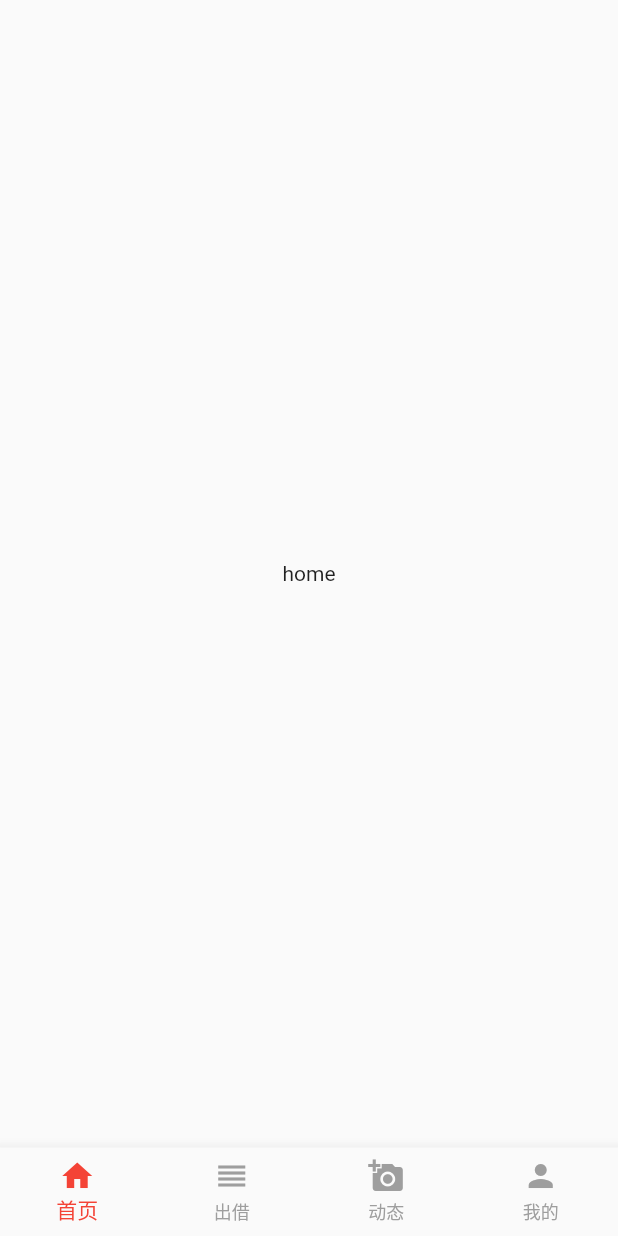
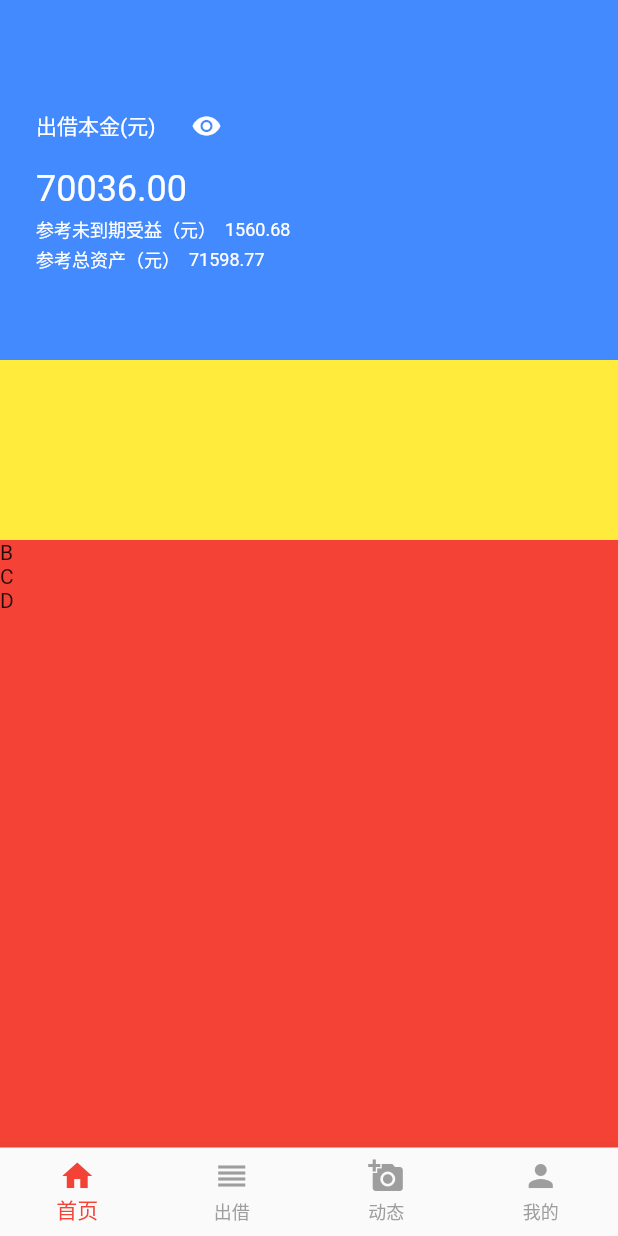
Before and after one commit to mingfeng002/flutterdemo, a Flutter app: the screen it shows after launch, on a phone screen of 412 x 824 dp. Run offline on Flutter 3.47's test engine with Material 2 defaults, Android fonts, the phone set to English and light mode, and no system bars.

Commit message:
添加top显示功能

```diff
--- a/lib/home/home.dart
+++ b/lib/home/home.dart
@@ -1,23 +1,135 @@
 import 'package:flutter/material.dart';
 
-class HomePage extends StatefulWidget{
-  //String msg;
-  //HomePage(this.msg);
+class HomePage extends StatefulWidget {
   @override
   State<StatefulWidget> createState() {
-
     return new HomePageLayout();
   }
-
 }
 
-class HomePageLayout extends State<HomePage>{
- // String msg;
- // HomePageLayout(this.msg);
+class HomePageLayout extends State<HomePage> {
+  bool _isHide = false;
+
   @override
   Widget build(BuildContext context) {
+    return new CustomScrollView(
+      shrinkWrap: true,
+      // 内容
+      slivers: <Widget>[
+        new SliverPadding(
+          padding: const EdgeInsets.all(0),
+          sliver: new SliverList(
+            delegate: new SliverChildListDelegate(
+              <Widget>[
+                new _topLayout(_isHide, "70036.00", "1560.68", "71598.77", () {
+                  setState(() {
+                    _isHide = !_isHide;
+                  });
+                }),
+                const Text('B'),
+                const Text('C'),
+                const Text('D'),
+              ],
+            ),
+          ),
+        ),
+      ],
+    );
+  }
+}
 
-    return new Text("home");
+class _topLayout extends StatelessWidget {
+  String _lendNum;
+  String _expectNum;
+  String _totalNum;
+  VoidCallback _callback;
+  bool isHide;
+
+  _topLayout(this.isHide, this._lendNum, this._expectNum, this._totalNum,
+      this._callback);
+
+  String _hideString(String str) {
+    return isHide ? ("*" * str.length) : str;
   }
 
+  @override
+  Widget build(BuildContext context) {
+    return new Container(
+      height: 360,
+      color: Colors.yellow,
+      child: Stack(children: <Widget>[
+        new Align(
+          alignment: Alignment.topLeft,
+          child: new Container(
+            padding: EdgeInsets.fromLTRB(24, 60, 0, 0),
+            height: 240,
+            color: Colors.blueAccent,
+            child: Column(
+              crossAxisAlignment: CrossAxisAlignment.start,
+              children: <Widget>[
+                new Row(
+                  children: <Widget>[
+                    new Text("出借本金(元)", style: TextStyle(color: Colors.white)),
+                    SizedBox(
+                      width: 10,
+                    ),
+                    IconButton(
+                      icon: Icon(Icons.remove_red_eye,
+                          size: 20, color: Colors.white),
+                      onPressed: _callback,
+                    ),
+                  ],
+                ),
+                SizedBox(
+                  height: 4,
+                ),
+                new Text(_hideString(_lendNum),
+                    textAlign: TextAlign.left,
+                    style: TextStyle(color: Colors.white, fontSize: 24)),
+                SizedBox(
+                  height: 4,
+                ),
+                new Row(
+                  children: <Widget>[
+                    new Text("参考未到期受益（元）",
+                        style: TextStyle(color: Colors.white, fontSize: 12)),
+                    SizedBox(
+                      width: 6,
+                    ),
+                    new Text(_hideString(_expectNum),
+                        textAlign: TextAlign.left,
+                        style: TextStyle(color: Colors.white, fontSize: 12)),
+                  ],
+                ),
+                SizedBox(
+                  height: 2,
+                ),
+                new Row(
+                  children: <Widget>[
+                    new Text("参考总资产（元）",
+                        style: TextStyle(color: Colors.white, fontSize: 12)),
+                    SizedBox(
+                      width: 6,
+                    ),
+                    new Text(_hideString(_totalNum),
+                        textAlign: TextAlign.left,
+                        style: TextStyle(color: Colors.white, fontSize: 12)),
+                  ],
+                ),
+              ],
+            ),
+          ),
+        ),
+        new Align(
+          alignment: Alignment.bottomLeft,
+          child: new Container(
+            margin: EdgeInsets.fromLTRB(0, 0, 0, 30),
+            height: 150,
+            // color: Colors.pink,
+          ),
+        )
+      ]),
+      // child:
+    );
+  }
 }
--- a/lib/main.dart
+++ b/lib/main.dart
@@ -62,9 +62,9 @@ class TabPage3 extends State<TabPage3Layout>{
       });
     }
     return new Scaffold(
-
+     backgroundColor: Colors.red,
      body: new Container(
-       alignment: Alignment.center,
+       alignment: Alignment.topLeft,
        child: pages[_currentIndex],
      ),
       bottomNavigationBar: BottomNavigationBar(
```
